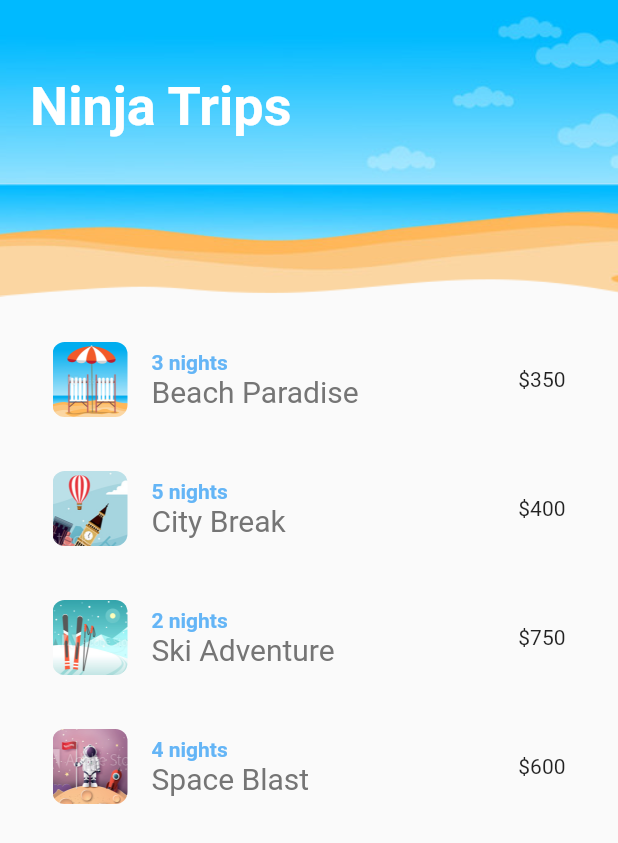
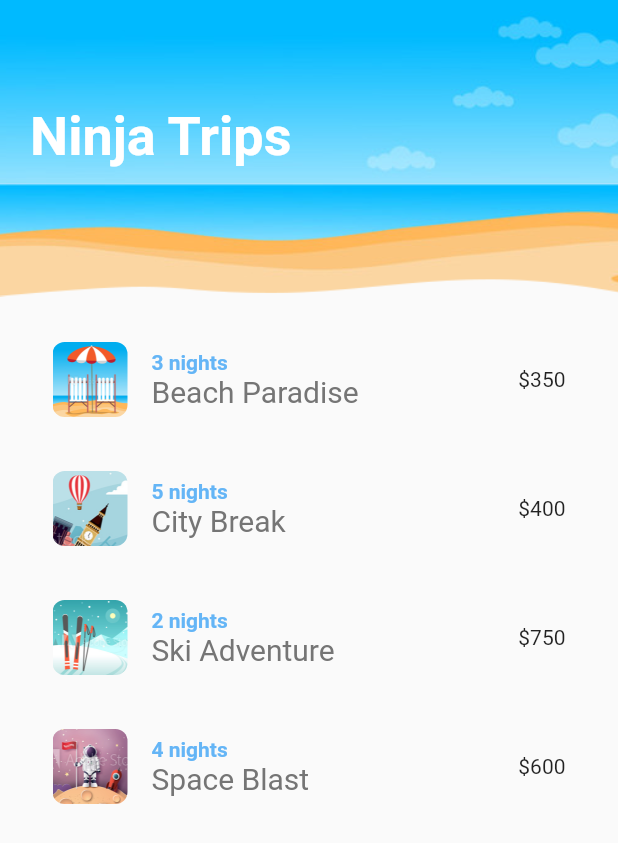
Before and after one commit to vedintech007/flutter-animations, a Flutter app: the Home screen opened directly, on a phone screen of 412 x 824 dp. Shown: the top 843 px of the screen. Run offline on Flutter 3.47's test engine with Material 2 defaults, Android fonts, the phone set to English and light mode, and no system bars; missing offline and left inert: ipsum.

```diff
--- a/lib/main.dart
+++ b/lib/main.dart
@@ -1,5 +1,5 @@
 import 'package:flutter/material.dart';
-import 'package:flutter_animations/screens/sandbox.dart';
+import 'package:flutter_animations/screens/home.dart';
 
 void main() {
   runApp(const MyApp());
@@ -13,7 +13,7 @@ class MyApp extends StatelessWidget {
   Widget build(BuildContext context) {
     return const MaterialApp(
       title: 'Ninja Trips',
-      home: SandBox(),
+      home: Home(),
     );
   }
 }
--- a/lib/shared/screenTitle.dart
+++ b/lib/shared/screenTitle.dart
@@ -7,12 +7,27 @@ class ScreenTitle extends StatelessWidget {
 
   @override
   Widget build(BuildContext context) {
-    return Text(
-      text,
-      style: const TextStyle(
-        fontSize: 36,
-        color: Colors.white,
-        fontWeight: FontWeight.bold,
+    return TweenAnimationBuilder(
+      tween: Tween<double>(begin: 0, end: 1),
+      duration: const Duration(milliseconds: 500),
+      builder: (BuildContext context, double value, Widget? child) {
+        return Opacity(
+          opacity: value,
+          child: Padding(
+            padding: EdgeInsets.only(
+              top: value * 20,
+            ),
+            child: child,
+          ),
+        );
+      },
+      child: Text(
+        text,
+        style: const TextStyle(
+          fontSize: 36,
+          color: Colors.white,
+          fontWeight: FontWeight.bold,
+        ),
       ),
     );
   }
```
Also changed, not shown: lib/screens/practice/sandbox.dart (renamed from lib/screens/sandbox.dart).
